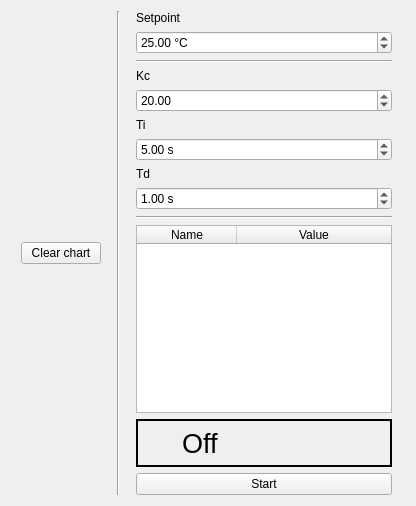
This is WidgetPID.ui in AGuilbault/Microcal as Qt 5 draws it before an edit. The edited form follows.
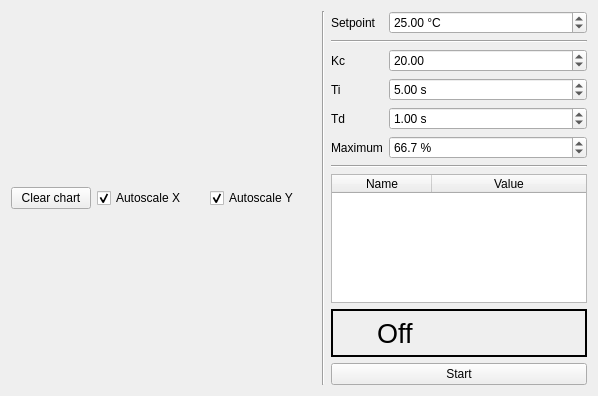
This is the edited form.

Patch:
```diff
--- a/WidgetPID.ui
+++ b/WidgetPID.ui
@@ -6,15 +6,147 @@
    <rect>
     <x>0</x>
     <y>0</y>
-    <width>416</width>
-    <height>506</height>
+    <width>598</width>
+    <height>396</height>
    </rect>
   </property>
   <property name="windowTitle">
    <string>Form</string>
   </property>
   <layout class="QGridLayout" name="gridLayout" columnstretch="1,0,0">
-   <item row="11" column="2">
+   <item row="0" column="2">
+    <layout class="QFormLayout" name="formLayout">
+     <item row="4" column="1">
+      <widget class="QDoubleSpinBox" name="spin_td">
+       <property name="suffix">
+        <string> s</string>
+       </property>
+       <property name="decimals">
+        <number>2</number>
+       </property>
+       <property name="minimum">
+        <double>-1000.000000000000000</double>
+       </property>
+       <property name="maximum">
+        <double>1000.000000000000000</double>
+       </property>
+       <property name="value">
+        <double>1.000000000000000</double>
+       </property>
+      </widget>
+     </item>
+     <item row="3" column="1">
+      <widget class="QDoubleSpinBox" name="spin_ti">
+       <property name="suffix">
+        <string> s</string>
+       </property>
+       <property name="decimals">
+        <number>2</number>
+       </property>
+       <property name="minimum">
+        <double>-1000.000000000000000</double>
+       </property>
+       <property name="maximum">
+        <double>1000.000000000000000</double>
+       </property>
+       <property name="value">
+        <double>5.000000000000000</double>
+       </property>
+      </widget>
+     </item>
+     <item row="5" column="1">
+      <widget class="QDoubleSpinBox" name="spin_max">
+       <property name="suffix">
+        <string> %</string>
+       </property>
+       <property name="decimals">
+        <number>1</number>
+       </property>
+       <property name="minimum">
+        <double>0.100000000000000</double>
+       </property>
+       <property name="maximum">
+        <double>99.900000000000006</double>
+       </property>
+       <property name="value">
+        <double>66.700000000000003</double>
+       </property>
+      </widget>
+     </item>
+     <item row="3" column="0">
+      <widget class="QLabel" name="_label_3">
+       <property name="text">
+        <string>Ti</string>
+       </property>
+      </widget>
+     </item>
+     <item row="4" column="0">
+      <widget class="QLabel" name="_label_4">
+       <property name="text">
+        <string>Td</string>
+       </property>
+      </widget>
+     </item>
+     <item row="5" column="0">
+      <widget class="QLabel" name="_label_5">
+       <property name="text">
+        <string>Maximum</string>
+       </property>
+      </widget>
+     </item>
+     <item row="2" column="1">
+      <widget class="QDoubleSpinBox" name="spin_kc">
+       <property name="decimals">
+        <number>2</number>
+       </property>
+       <property name="minimum">
+        <double>-1000.000000000000000</double>
+       </property>
+       <property name="maximum">
+        <double>1000.000000000000000</double>
+       </property>
+       <property name="value">
+        <double>20.000000000000000</double>
+       </property>
+      </widget>
+     </item>
+     <item row="0" column="1">
+      <widget class="QDoubleSpinBox" name="spin_setpoint">
+       <property name="suffix">
+        <string> °C</string>
+       </property>
+       <property name="maximum">
+        <double>100.000000000000000</double>
+       </property>
+       <property name="value">
+        <double>25.000000000000000</double>
+       </property>
+      </widget>
+     </item>
+     <item row="0" column="0">
+      <widget class="QLabel" name="_label_1">
+       <property name="text">
+        <string>Setpoint</string>
+       </property>
+      </widget>
+     </item>
+     <item row="2" column="0">
+      <widget class="QLabel" name="_label_2">
+       <property name="text">
+        <string>Kc</string>
+       </property>
+      </widget>
+     </item>
+     <item row="1" column="0" colspan="2">
+      <widget class="Line" name="_line_2">
+       <property name="orientation">
+        <enum>Qt::Horizontal</enum>
+       </property>
+      </widget>
+     </item>
+    </layout>
+   </item>
+   <item row="3" column="2">
     <widget class="QFrame" name="frame">
      <property name="frameShape">
       <enum>QFrame::Box</enum>
@@ -75,140 +207,69 @@
      </layout>
     </widget>
    </item>
-   <item row="4" column="2">
-    <widget class="QDoubleSpinBox" name="spin_kc">
-     <property name="decimals">
-      <number>2</number>
-     </property>
-     <property name="minimum">
-      <double>-1000.000000000000000</double>
-     </property>
-     <property name="maximum">
-      <double>1000.000000000000000</double>
-     </property>
-     <property name="value">
-      <double>20.000000000000000</double>
-     </property>
-    </widget>
-   </item>
-   <item row="8" column="2">
-    <widget class="QDoubleSpinBox" name="spin_td">
-     <property name="suffix">
-      <string> s</string>
-     </property>
-     <property name="decimals">
-      <number>2</number>
-     </property>
-     <property name="minimum">
-      <double>-1000.000000000000000</double>
-     </property>
-     <property name="maximum">
-      <double>1000.000000000000000</double>
-     </property>
-     <property name="value">
-      <double>1.000000000000000</double>
-     </property>
-    </widget>
-   </item>
-   <item row="0" column="1" rowspan="13">
-    <widget class="Line" name="line">
+   <item row="0" column="1" rowspan="5">
+    <widget class="Line" name="_line_1">
      <property name="orientation">
       <enum>Qt::Vertical</enum>
      </property>
     </widget>
    </item>
-   <item row="0" column="0" rowspan="13">
+   <item row="0" column="0" rowspan="5">
     <layout class="QVBoxLayout" name="layout_graph">
      <item>
-      <widget class="QPushButton" name="btn_clear">
-       <property name="sizePolicy">
-        <sizepolicy hsizetype="Fixed" vsizetype="Fixed">
-         <horstretch>0</horstretch>
-         <verstretch>0</verstretch>
-        </sizepolicy>
-       </property>
-       <property name="text">
-        <string>Clear chart</string>
-       </property>
-      </widget>
+      <layout class="QHBoxLayout" name="horizontalLayout">
+       <item>
+        <widget class="QPushButton" name="btn_clear">
+         <property name="sizePolicy">
+          <sizepolicy hsizetype="Fixed" vsizetype="Fixed">
+           <horstretch>0</horstretch>
+           <verstretch>0</verstretch>
+          </sizepolicy>
+         </property>
+         <property name="text">
+          <string>Clear chart</string>
+         </property>
+        </widget>
+       </item>
+       <item>
+        <widget class="QCheckBox" name="check_autox">
+         <property name="text">
+          <string>Autoscale X</string>
+         </property>
+         <property name="checked">
+          <bool>true</bool>
+         </property>
+        </widget>
+       </item>
+       <item>
+        <widget class="QCheckBox" name="check_autoy">
+         <property name="text">
+          <string>Autoscale Y</string>
+         </property>
+         <property name="checked">
+          <bool>true</bool>
+         </property>
+        </widget>
+       </item>
+      </layout>
      </item>
     </layout>
    </item>
-   <item row="6" column="2">
-    <widget class="QDoubleSpinBox" name="spin_ti">
-     <property name="suffix">
-      <string> s</string>
-     </property>
-     <property name="decimals">
-      <number>2</number>
-     </property>
-     <property name="minimum">
-      <double>-1000.000000000000000</double>
-     </property>
-     <property name="maximum">
-      <double>1000.000000000000000</double>
-     </property>
-     <property name="value">
-      <double>5.000000000000000</double>
-     </property>
-    </widget>
-   </item>
-   <item row="3" column="2">
-    <widget class="QLabel" name="_label_2">
-     <property name="text">
-      <string>Kc</string>
-     </property>
-    </widget>
-   </item>
-   <item row="12" column="2">
+   <item row="4" column="2">
     <widget class="QPushButton" name="btn_start">
      <property name="text">
       <string>Start</string>
      </property>
     </widget>
    </item>
-   <item row="0" column="2">
-    <widget class="QLabel" name="_label_1">
-     <property name="text">
-      <string>Setpoint</string>
-     </property>
-    </widget>
-   </item>
-   <item row="2" column="2">
-    <widget class="Line" name="_line">
-     <property name="orientation">
-      <enum>Qt::Horizontal</enum>
-     </property>
-    </widget>
-   </item>
-   <item row="5" column="2">
-    <widget class="QLabel" name="_label_3">
-     <property name="text">
-      <string>Ti</string>
-     </property>
-    </widget>
-   </item>
-   <item row="7" column="2">
-    <widget class="QLabel" name="_label_4">
-     <property name="text">
-      <string>Td</string>
-     </property>
-    </widget>
-   </item>
    <item row="1" column="2">
-    <widget class="QDoubleSpinBox" name="spin_setpoint">
-     <property name="suffix">
-      <string> °C</string>
-     </property>
-     <property name="maximum">
-      <double>100.000000000000000</double>
-     </property>
-     <property name="value">
-      <double>25.000000000000000</double>
+    <widget class="Line" name="_line_3">
+     <property name="orientation">
+      <enum>Qt::Horizontal</enum>
      </property>
     </widget>
    </item>
-   <item row="10" column="2">
+   <item row="2" column="2">
     <widget class="QTableWidget" name="tableWidget">
      <property name="sizePolicy">
       <sizepolicy hsizetype="Fixed" vsizetype="Expanding">
@@ -237,13 +298,6 @@
      </column>
     </widget>
    </item>
-   <item row="9" column="2">
-    <widget class="Line" name="line_2">
-     <property name="orientation">
-      <enum>Qt::Horizontal</enum>
-     </property>
-    </widget>
-   </item>
   </layout>
  </widget>
  <resources/>
```
